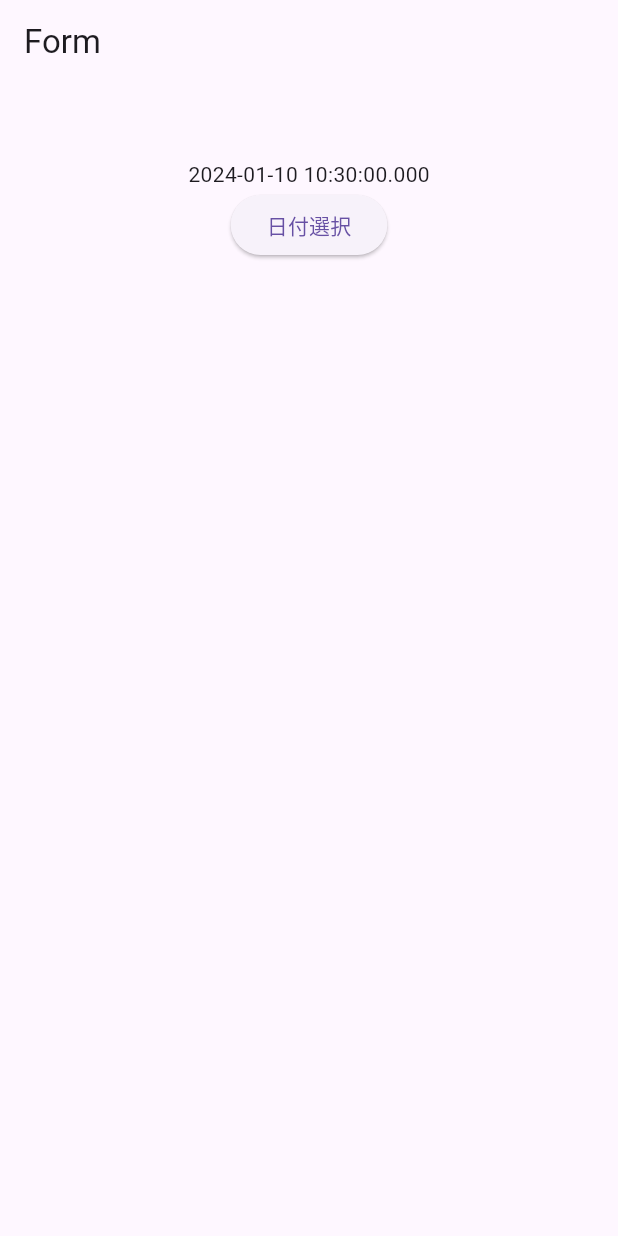
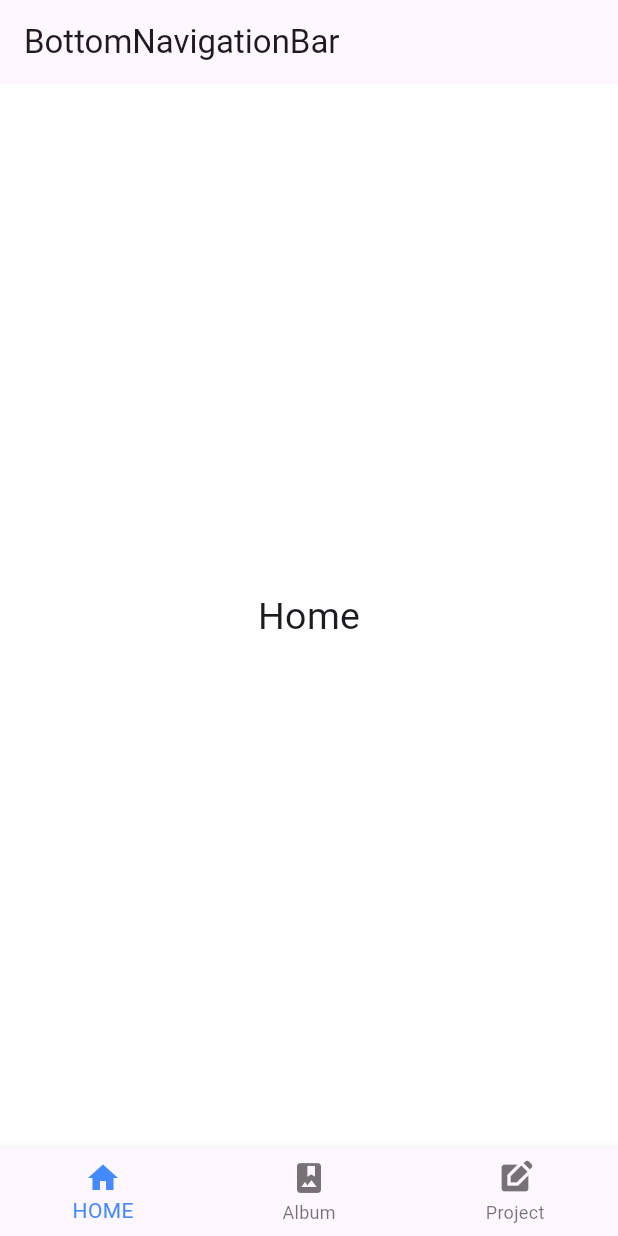
Before and after one commit to k-h0shikawa/flutter-tutorial, a Flutter app: the screen it shows after launch, on a phone screen of 412 x 824 dp. Run offline on Flutter 3.47's test engine with Material 3 defaults, Android fonts, the phone set to English and light mode, and no system bars.

Commit message:
BottomNavigationBar PageWidgetというWidgetが画面に相当するようだ onItemTappedという関数の引数指定はflutterが自動でやってくれるらしい（AIいわく）

```diff
--- a/lib/main.dart
+++ b/lib/main.dart
@@ -3,57 +3,67 @@ import 'package:flutter/services.dart';
 
 void main() {
   // debugPaintSizeEnabled = true;
-  runApp(MyApp());
+  runApp(MaterialApp(
+    home: MainPage(),
+  ));
 }
 
-class MyApp extends StatelessWidget {
+class MainPage extends StatefulWidget {
+  const MainPage({super.key});
+
   @override
-  Widget build(BuildContext context) {
-    return MaterialApp(
-        title: 'Form',
-        home: Scaffold(
-          appBar: AppBar(
-            title: const Text('Form'),
-          ),
-          body: const Center(child: ChangeForm()),
-        ));
-  }
+  State<MainPage> createState() => _MainPageState();
 }
 
-class ChangeForm extends StatefulWidget {
-  const ChangeForm({super.key});
-
-  @override
-  State<ChangeForm> createState() => _ChangeFormState();
-}
-
-class _ChangeFormState extends State<ChangeForm> {
-  final _formKey = GlobalKey<FormState>();
-
-  DateTime _date = DateTime.now();
-
-  Future<Null> _selectDate(BuildContext context) async {
-    final DateTime? picked = await showDatePicker(
-        context: context,
-        initialDate: _date,
-        firstDate: DateTime(2016),
-        lastDate: DateTime.now().add(const Duration(days: 360)));
-    if (picked != null) setState(() => _date = picked);
-  }
+class _MainPageState extends State<MainPage> {
+  int _currentIndex = 0;
+  final _pageWidgets = [
+    const PageWidget(color: Colors.white, title: 'Home'),
+    const PageWidget(color: Colors.blue, title: 'Album'),
+    const PageWidget(color: Colors.orange, title: 'Project')
+  ];
 
   @override
   Widget build(BuildContext context) {
-    return Container(
-      padding: const EdgeInsets.all(50.0),
-      child: Column(
-        children: <Widget>[
-          Center(
-            child: Text("${_date}"),
-          ),
-          ElevatedButton(
-              onPressed: () => _selectDate(context), child: const Text('日付選択'))
+    return Scaffold(
+      appBar: AppBar(
+        title: const Text('BottomNavigationBar'),
+      ),
+      body: _pageWidgets.elementAt(_currentIndex),
+      bottomNavigationBar: BottomNavigationBar(
+        items: <BottomNavigationBarItem>[
+          BottomNavigationBarItem(icon: Icon(Icons.home), label: 'HOME'),
+          BottomNavigationBarItem(
+              icon: Icon(Icons.photo_album), label: 'Album'),
+          BottomNavigationBarItem(
+              icon: Icon(Icons.edit_square), label: 'Project'),
         ],
+        currentIndex: _currentIndex,
+        fixedColor: Colors.blueAccent,
+        onTap: onItemTapped,
+        type: BottomNavigationBarType.fixed,
       ),
     );
   }
+
+  void onItemTapped(int index) => setState(() => _currentIndex = index);
 }
+
+class PageWidget extends StatelessWidget {
+  final Color color;
+  final String title;
+
+  const PageWidget({Key? key, required this.color, required this.title})
+      : super(key: key);
+  @override
+  Widget build(BuildContext context) {
+    return Container(
+      color: color,
+      child: Center(
+          child: Text(
+        title,
+        style: TextStyle(fontSize: 25),
+      )),
+    );
+  }
+}
```
